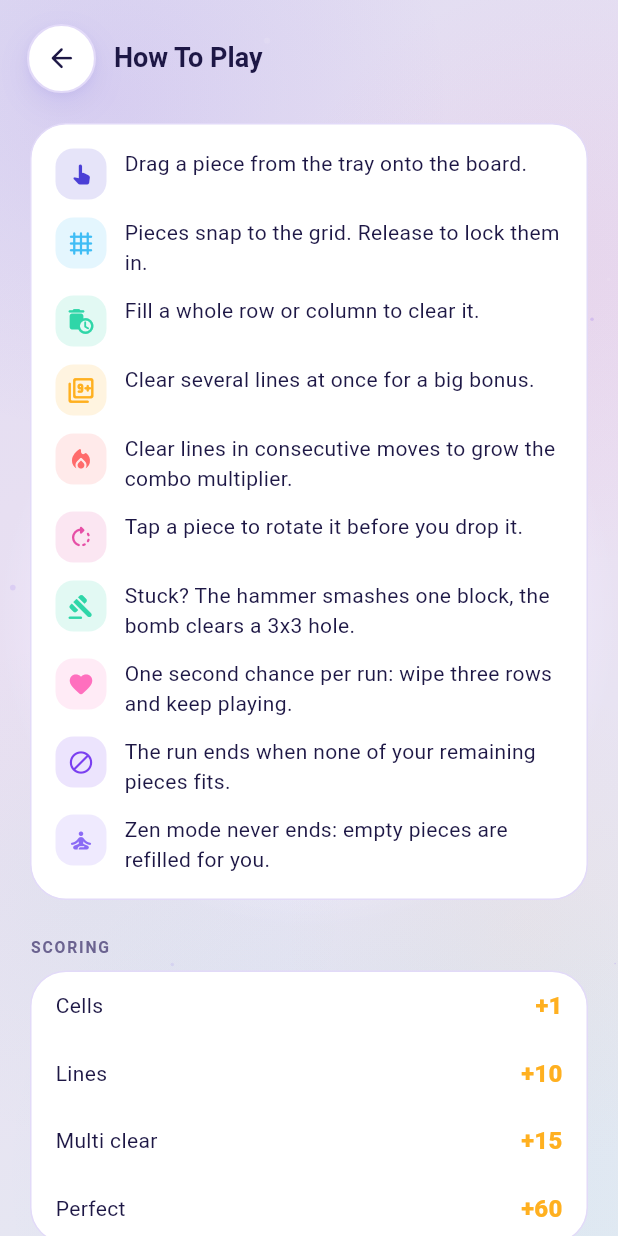
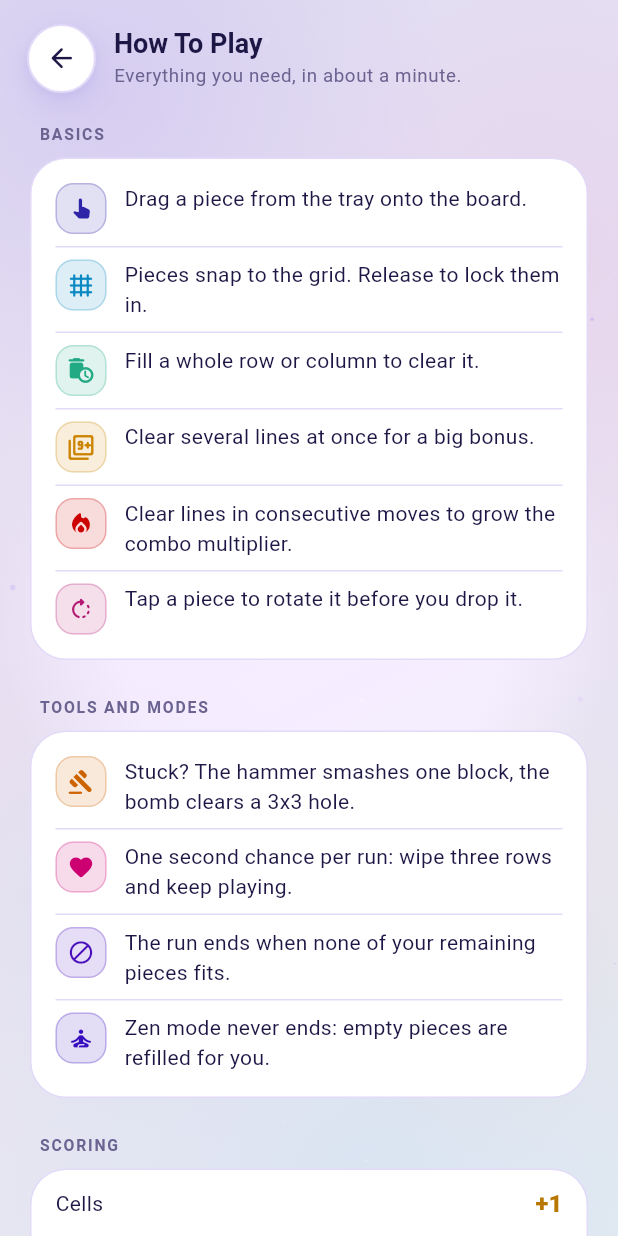
Before and after one commit to kaancetin3141/gridpop, a Flutter app: the HowToPlayScreen screen opened directly, on a phone screen of 412 x 824 dp. Run offline on Flutter 3.47's test engine with Material 3 defaults, Android fonts, the phone set to English and light mode, and no system bars; our stand-ins replace shared_preferences; accounts and stored records are empty.

Commit message:
Split the rules into basics and tools with a subtitle

```diff
--- a/lib/core/constants/app_strings.dart
+++ b/lib/core/constants/app_strings.dart
@@ -302,6 +302,9 @@ class AppStrings {
     'settings.original': 'Original game, original art, no third party assets.',
 
     'how.title': 'How To Play',
+    'how.subtitle': 'Everything you need, in about a minute.',
+    'how.basics': 'Basics',
+    'how.toolsSection': 'Tools and modes',
     'how.drag': 'Drag a piece from the tray onto the board.',
     'how.snap': 'Pieces snap to the grid. Release to lock them in.',
     'how.clear': 'Fill a whole row or column to clear it.',
@@ -601,6 +604,9 @@ class AppStrings {
     'settings.original': 'Özgün oyun, özgün görseller, üçüncü taraf varlık yok.',
 
     'how.title': 'Nasıl Oynanır',
+    'how.subtitle': 'Bir dakikada öğreneceğin her şey.',
+    'how.basics': 'Temeller',
+    'how.toolsSection': 'Araçlar ve modlar',
     'how.drag': 'Tepeden bir parçayı sürükleyip tahtaya bırak.',
     'how.snap': 'Parçalar ızgaraya tam oturur. Bırakınca yerleşir.',
     'how.clear': 'Bir satırı veya sütunu tamamen doldur, temizlensin.',
--- a/lib/screens/how_to_play/how_to_play_screen.dart
+++ b/lib/screens/how_to_play/how_to_play_screen.dart
@@ -20,17 +20,27 @@ class HowToPlayScreen extends StatelessWidget {
     final AppStrings strings = AppStrings.of(context);
     final AppPalette palette = AppPalette.of(context);
 
-    final List<_Rule> rules = <_Rule>[
-      _Rule(Icons.pan_tool_alt_rounded, strings.t('how.drag'), AppColors.indigo),
+    // Ten rules in one column is a wall; the split gives the eye two short
+    // chapters with a heading each.
+    final List<_Rule> basics = <_Rule>[
+      _Rule(
+          Icons.pan_tool_alt_rounded, strings.t('how.drag'), AppColors.indigo),
       _Rule(Icons.grid_4x4_rounded, strings.t('how.snap'), AppColors.sky),
       _Rule(Icons.auto_delete_rounded, strings.t('how.clear'), AppColors.mint),
-      _Rule(Icons.filter_9_plus_rounded, strings.t('how.multi'), AppColors.amber),
-      _Rule(Icons.local_fire_department_rounded, strings.t('how.combo'), AppColors.coral),
-      _Rule(Icons.rotate_right_rounded, strings.t('how.rotate'), AppColors.magenta),
-      _Rule(Icons.gavel_rounded, strings.t('how.tools'), AppColors.mint),
-      _Rule(Icons.favorite_rounded, strings.t('how.revive'), AppColors.bubblegum),
+      _Rule(
+          Icons.filter_9_plus_rounded, strings.t('how.multi'), AppColors.amber),
+      _Rule(Icons.local_fire_department_rounded, strings.t('how.combo'),
+          AppColors.coral),
+      _Rule(Icons.rotate_right_rounded, strings.t('how.rotate'),
+          AppColors.magenta),
+    ];
+    final List<_Rule> extras = <_Rule>[
+      _Rule(Icons.gavel_rounded, strings.t('how.tools'), AppColors.tangerine),
+      _Rule(
+          Icons.favorite_rounded, strings.t('how.revive'), AppColors.bubblegum),
       _Rule(Icons.block_rounded, strings.t('how.over'), AppColors.violet),
-      _Rule(Icons.self_improvement_rounded, strings.t('how.zen'), AppColors.grape),
+      _Rule(Icons.self_improvement_rounded, strings.t('how.zen'),
+          AppColors.grape),
     ];
 
     return AppScaffold(
@@ -46,9 +56,21 @@ class HowToPlayScreen extends StatelessWidget {
                 ),
                 const SizedBox(width: AppSpacing.md),
                 Expanded(
-                  child: Text(
-                    strings.t('how.title'),
-                    style: Theme.of(context).textTheme.titleLarge,
+                  child: Column(
+                    crossAxisAlignment: CrossAxisAlignment.start,
+                    children: <Widget>[
+                      Text(
+                        strings.t('how.title'),
+                        style: Theme.of(context).textTheme.titleLarge,
+                      ),
+                      Text(
+                        strings.t('how.subtitle'),
+                        style: Theme.of(context)
+                            .textTheme
+                            .bodySmall
+                            ?.copyWith(color: palette.textMuted),
+                      ),
+                    ],
                   ),
                 ),
               ],
@@ -68,36 +90,16 @@ class HowToPlayScreen extends StatelessWidget {
                   child: Column(
                     crossAxisAlignment: CrossAxisAlignment.stretch,
                     children: <Widget>[
-                      _Card(
-                        children: <Widget>[
-                          for (int i = 0; i < rules.length; i++)
-                            Padding(
-                              padding: EdgeInsets.only(
-                                top: i == 0 ? 0 : AppSpacing.md,
-                              ),
-                              child: _RuleTile(rule: rules[i]),
-                            ),
-                        ],
-                      ),
+                      const _SectionHeader(keyName: 'how.basics'),
+                      _Card(rules: basics),
                       const SizedBox(height: AppSpacing.xl),
-                      Text(
-                        strings.t('how.scoring').toUpperCase(),
-                        style: Theme.of(context).textTheme.labelSmall?.copyWith(
-                              color: palette.textMuted,
-                              letterSpacing: 1.2,
-                            ),
-                      ),
-                      const SizedBox(height: AppSpacing.sm),
-                      _ScoringTable(),
+                      const _SectionHeader(keyName: 'how.toolsSection'),
+                      _Card(rules: extras),
                       const SizedBox(height: AppSpacing.xl),
-                      Text(
-                        strings.t('how.shapes').toUpperCase(),
-                        style: Theme.of(context).textTheme.labelSmall?.copyWith(
-                              color: palette.textMuted,
-                              letterSpacing: 1.2,
-                            ),
-                      ),
-                      const SizedBox(height: AppSpacing.sm),
+                      const _SectionHeader(keyName: 'how.scoring'),
+                      const _ScoringTable(),
+                      const SizedBox(height: AppSpacing.xl),
+                      const _SectionHeader(keyName: 'how.shapes'),
                       const _ShapeGallery(),
                     ],
                   ),
@@ -127,6 +129,9 @@ class _RuleTile extends StatelessWidget {
   @override
   Widget build(BuildContext context) {
     final AppPalette palette = AppPalette.of(context);
+    final Color ink = palette.isDark
+        ? rule.color
+        : AppColors.deep(rule.color, lightness: 0.4);
     return Row(
       crossAxisAlignment: CrossAxisAlignment.start,
       children: <Widget>[
@@ -135,10 +140,11 @@ class _RuleTile extends StatelessWidget {
           height: 34,
           alignment: Alignment.center,
           decoration: BoxDecoration(
-            color: rule.color.withOpacity(0.14),
+            color: ink.withValues(alpha: 0.14),
             borderRadius: BorderRadius.circular(AppRadius.sm),
+            border: Border.all(color: ink.withValues(alpha: 0.24)),
           ),
-          child: Icon(rule.icon, size: 18, color: rule.color),
+          child: Icon(rule.icon, size: 18, color: ink),
         ),
         const SizedBox(width: AppSpacing.md),
         Expanded(
@@ -155,10 +161,32 @@ class _RuleTile extends StatelessWidget {
   }
 }
 
+/// Section label above a block, matching the settings and statistics screens.
+class _SectionHeader extends StatelessWidget {
+  const _SectionHeader({required this.keyName});
+
+  final String keyName;
+
+  @override
+  Widget build(BuildContext context) {
+    final AppPalette palette = AppPalette.of(context);
+    return Padding(
+      padding: const EdgeInsets.only(left: 6, bottom: AppSpacing.sm),
+      child: Text(
+        AppStrings.of(context).t(keyName).toUpperCase(),
+        style: Theme.of(context).textTheme.labelSmall?.copyWith(
+              color: palette.textMuted,
+              letterSpacing: 1.2,
+            ),
+      ),
+    );
+  }
+}
+
 class _Card extends StatelessWidget {
-  const _Card({required this.children});
+  const _Card({required this.rules});
 
-  final List<Widget> children;
+  final List<_Rule> rules;
 
   @override
   Widget build(BuildContext context) {
@@ -172,13 +200,24 @@ class _Card extends StatelessWidget {
       ),
       child: Column(
         crossAxisAlignment: CrossAxisAlignment.stretch,
-        children: children,
+        children: <Widget>[
+          for (int i = 0; i < rules.length; i++) ...<Widget>[
+            if (i > 0)
+              Padding(
+                padding: const EdgeInsets.symmetric(vertical: AppSpacing.sm),
+                child: Container(height: 1, color: palette.outline),
+              ),
+            _RuleTile(rule: rules[i]),
+          ],
+        ],
       ),
     );
   }
 }
 
 class _ScoringTable extends StatelessWidget {
+  const _ScoringTable();
+
   @override
   Widget build(BuildContext context) {
     final AppPalette palette = AppPalette.of(context);
@@ -197,7 +236,12 @@ class _ScoringTable extends StatelessWidget {
       ),
       child: Column(
         children: <Widget>[
-          for (final List<String> row in rows)
+          for (int i = 0; i < rows.length; i++) ...<Widget>[
+            if (i > 0)
+              Padding(
+                padding: const EdgeInsets.symmetric(horizontal: AppSpacing.lg),
+                child: Container(height: 1, color: palette.outline),
+              ),
             Padding(
               padding: const EdgeInsets.symmetric(
                 horizontal: AppSpacing.lg,
@@ -206,20 +250,24 @@ class _ScoringTable extends StatelessWidget {
               child: Row(
                 children: <Widget>[
                   Text(
-                    AppStrings.of(context).t(row[0]),
+                    AppStrings.of(context).t(rows[i][0]),
                     style: Theme.of(context).textTheme.bodyMedium,
                   ),
                   const Spacer(),
                   Text(
-                    row[1],
+                    rows[i][1],
                     style: Theme.of(context).textTheme.titleMedium?.copyWith(
-                          color: AppColors.amber,
+                          color: palette.isDark
+                              ? AppColors.amber
+                              : AppColors.deep(AppColors.amber,
+                                  lightness: 0.36),
                           fontWeight: FontWeight.w800,
                         ),
                   ),
                 ],
               ),
             ),
+          ],
         ],
       ),
     );
```
